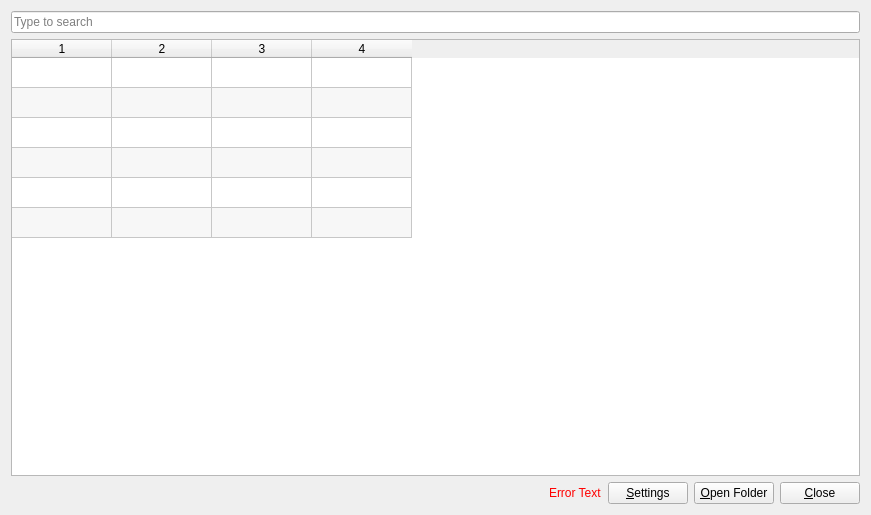
andrewrk/ruff, file mainwindow.ui: the form before one commit.
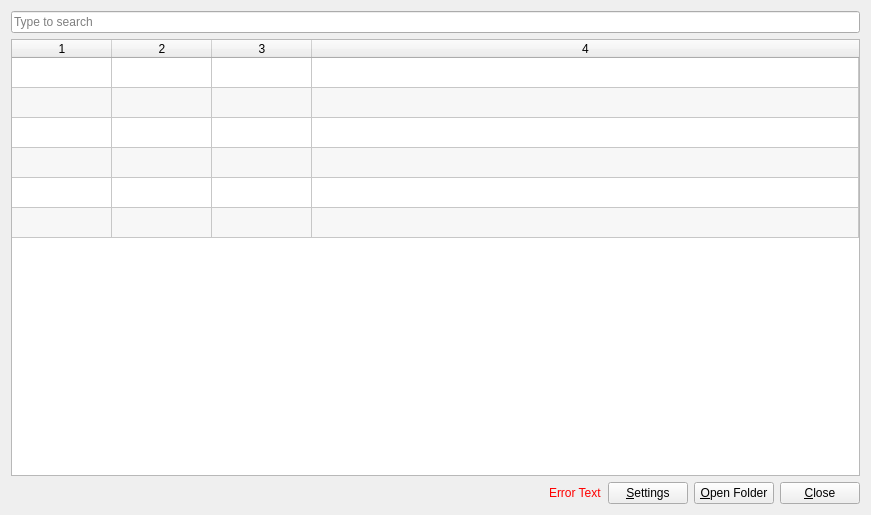
The form after the commit. Icons and pictures are not drawn.

Commit message: enable sorting by column

```diff
--- a/mainwindow.ui
+++ b/mainwindow.ui
@@ -49,6 +49,9 @@
       <property name="horizontalScrollMode">
        <enum>QAbstractItemView::ScrollPerPixel</enum>
       </property>
+      <property name="sortingEnabled">
+       <bool>true</bool>
+      </property>
       <property name="rowCount">
        <number>6</number>
       </property>
@@ -58,6 +61,9 @@
       <attribute name="horizontalHeaderVisible">
        <bool>true</bool>
       </attribute>
+      <attribute name="horizontalHeaderStretchLastSection">
+       <bool>true</bool>
+      </attribute>
       <attribute name="verticalHeaderVisible">
        <bool>false</bool>
       </attribute>
```
The commit also changes 1 other file.
